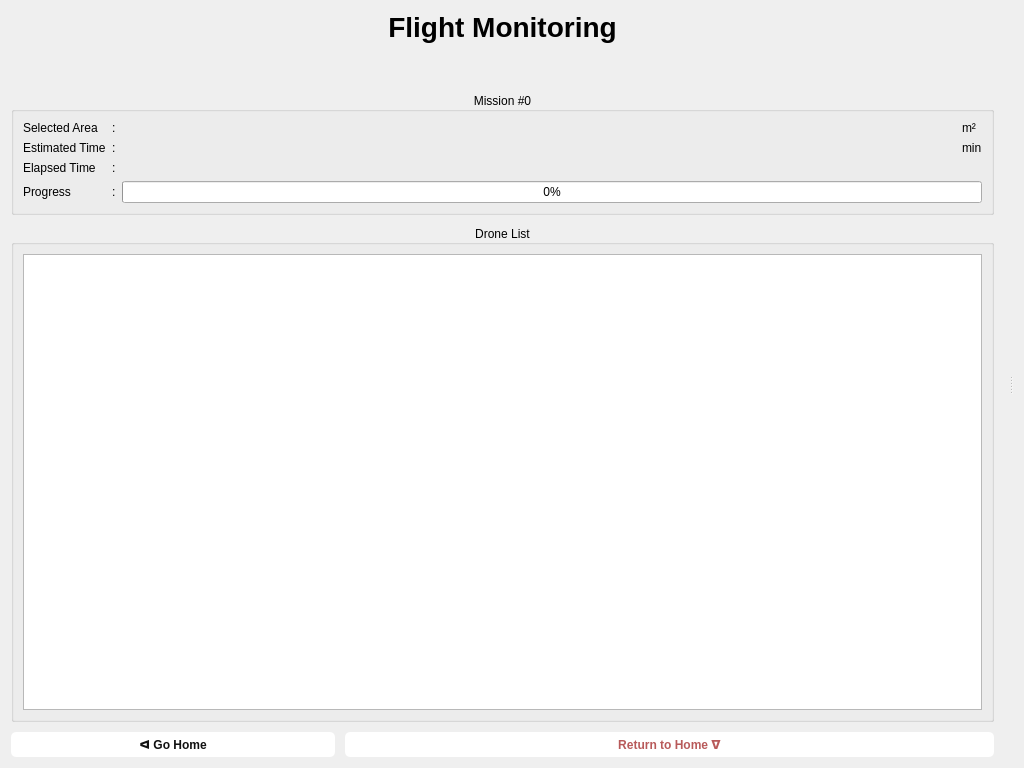
This is UI/Midflight/mid_design.ui in cmpe-DroneLab/GeoFly3D as Qt 5 draws it before an edit. The edited form follows.
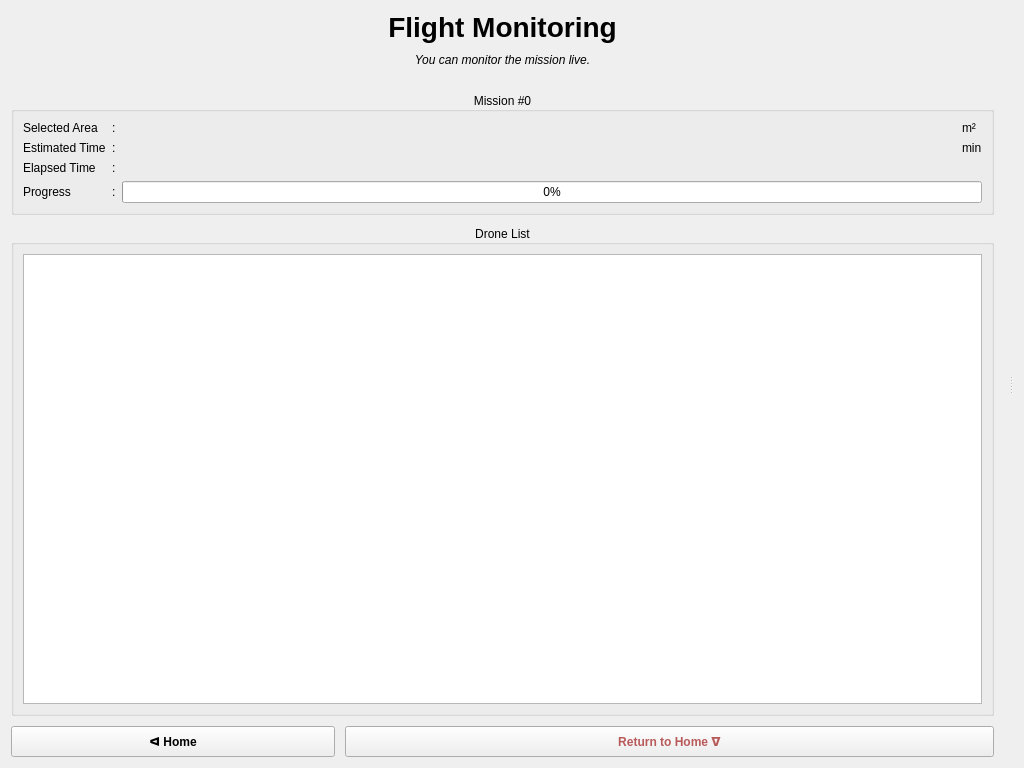
This is the edited form.

Commit message: Changed button design

```diff
--- a/UI/Midflight/mid_design.ui
+++ b/UI/Midflight/mid_design.ui
@@ -14,25 +14,8 @@
    <string>Form</string>
   </property>
   <property name="styleSheet">
-   <string notr="true">QPushButton {
-    color: #111111;
-    background-color: #ffffff;
-    padding: 5px 10px;
-    font-weight: 500;
-    border-radius: 5px;
-    border: 0px;
-}
-
-QPushButton:focus { border: 1px solid darkgrey; }
-QPushButton:hover { background-color: #bebebe; }
-QPushButton:pressed { color: white; background-color: #5c5c5c; }
-QPushButton:disabled { color: grey; background-color: #bbbbbb; }
-
-#btn_return_to_home { color: #b85a5a; }
-#btn_return_to_home:hover { background-color: #f5c9c9; }
-#btn_return_to_home:pressed { color: white; background-color: #b85656; }
-#btn_return_to_home:disabled { color: grey; background-color: #bbbbbb; }
-</string>
+   <string notr="true">QPushButton { padding: 7px 10px; font-weight: 500; }
+#btn_return_to_home { color: #b85a5a; }</string>
   </property>
   <layout class="QHBoxLayout" name="horizontalLayout">
    <item>
@@ -75,7 +58,7 @@
           </font>
          </property>
          <property name="text">
-          <string/>
+          <string>You can monitor the mission live.</string>
          </property>
          <property name="alignment">
           <set>Qt::AlignCenter</set>
@@ -237,7 +220,7 @@
          <item row="0" column="0">
           <widget class="QPushButton" name="btn_main">
            <property name="text">
-            <string>ᐊ Go Home</string>
+            <string>ᐊ Home</string>
            </property>
           </widget>
          </item>
```
The commit also changes 9 other files.
